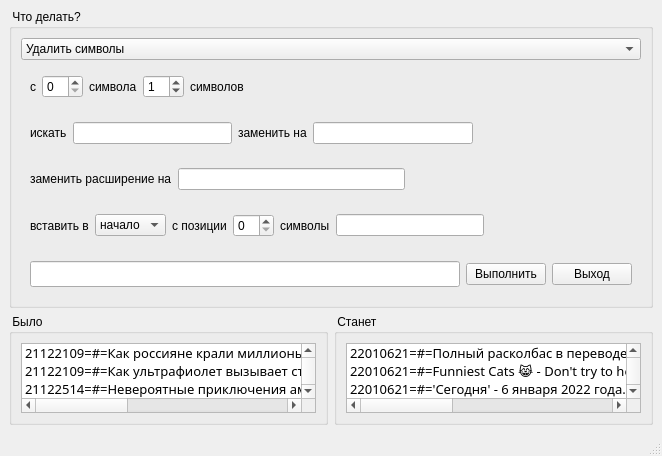
The window that main-window.ui (slair/qbrename) describes before a commit, drawn with Qt 5.
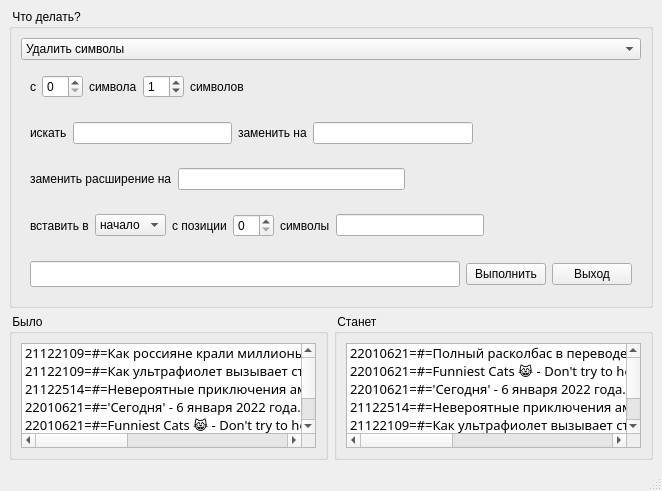
The same window after the commit.

What changed in the file:
```diff
--- a/main-window.ui
+++ b/main-window.ui
@@ -7,7 +7,7 @@
     <x>0</x>
     <y>0</y>
     <width>662</width>
-    <height>444</height>
+    <height>491</height>
    </rect>
   </property>
   <property name="windowTitle">
```
Left out of the diff: 4 changed lines with no effect on the pictures.
